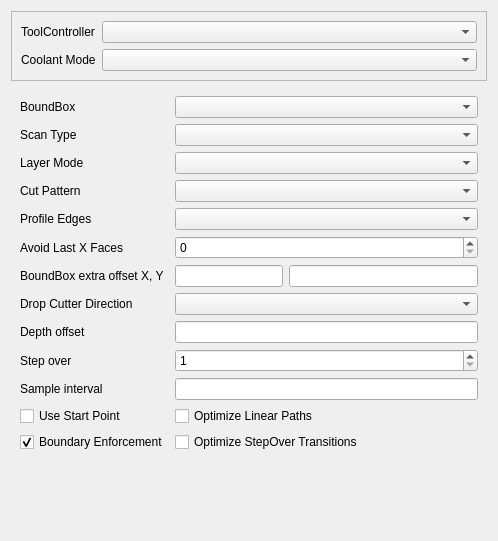
This is src/Mod/Path/Gui/Resources/panels/PageOpSurfaceEdit.ui in southseact-3d/fcd as Qt 5 draws it before an edit. The edited form follows.
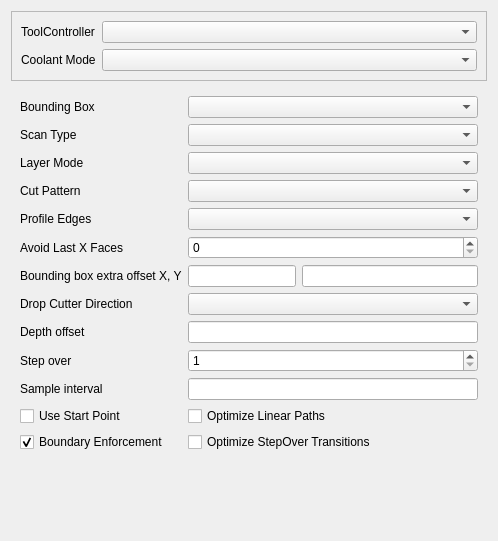
This is the edited form. Custom widgets are drawn as their Qt base class.

Commit message: Path: Unify use of 'bounding box' terminology

```diff
--- a/src/Mod/Path/Gui/Resources/panels/PageOpSurfaceEdit.ui
+++ b/src/Mod/Path/Gui/Resources/panels/PageOpSurfaceEdit.ui
@@ -60,7 +60,7 @@
       <item row="0" column="0">
        <widget class="QLabel" name="boundBoxSelect_label">
         <property name="text">
-         <string>BoundBox</string>
+         <string>Bounding Box</string>
         </property>
        </widget>
       </item>
@@ -144,7 +144,7 @@
       <item row="6" column="0">
        <widget class="QLabel" name="boundBoxExtraOffset_label">
         <property name="text">
-         <string>BoundBox extra offset X, Y</string>
+         <string>Bounding box extra offset X, Y</string>
         </property>
        </widget>
       </item>
```
The commit also changes 7 other files.
